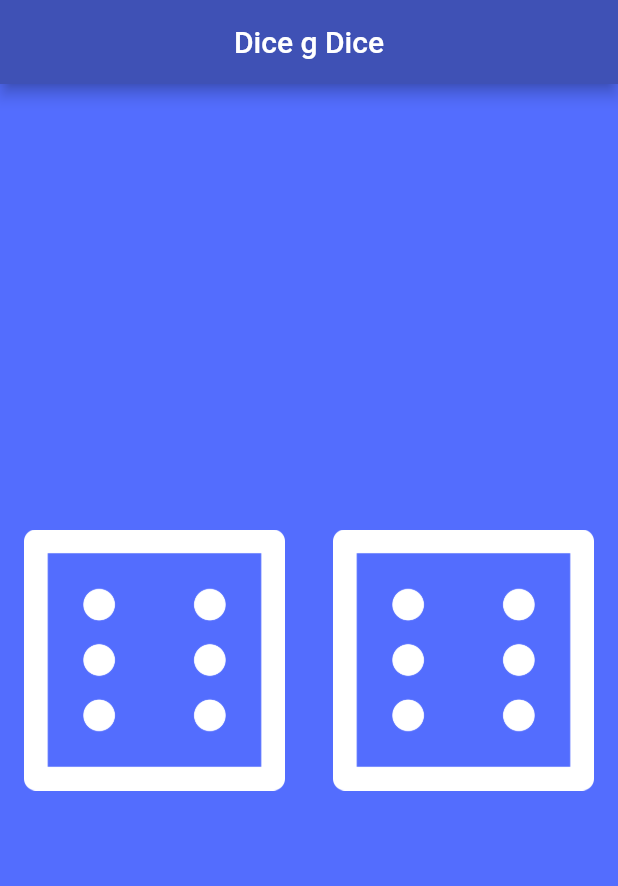
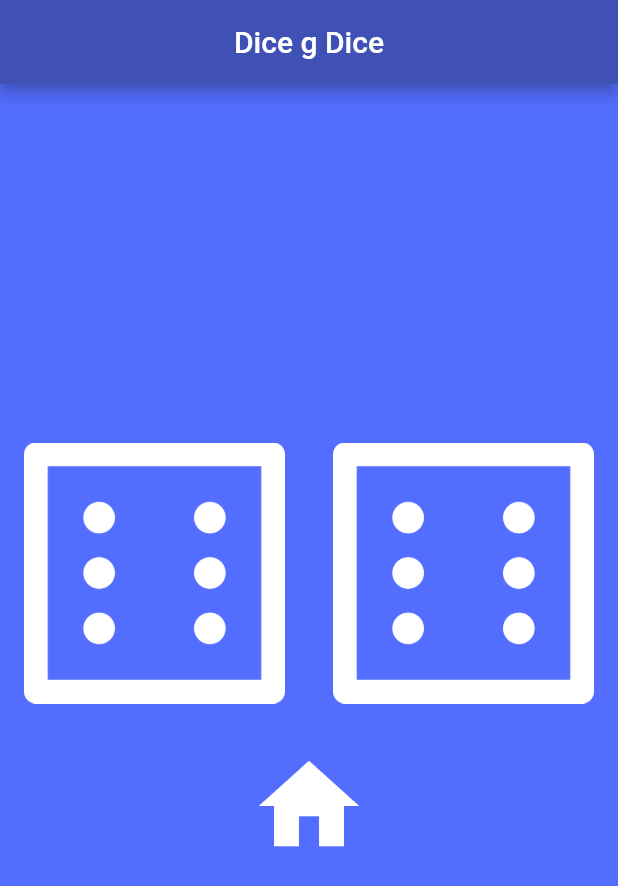
Before and after one commit to usmanhaider461/dice_sessional_app, a Flutter app: the screen it shows after launch, after a tap on "Simple", on a phone screen of 412 x 824 dp. Shown: the top 886 px of the screen. Run offline on Flutter 3.47's test engine with Material 2 defaults, Android fonts, the light colour scheme and no system bars.

Commit message:
Hard Level is add with back links

```diff
--- a/lib/simple.dart
+++ b/lib/simple.dart
@@ -32,7 +32,10 @@ class _DicePageState extends State<DicePage> {
   @override
   Widget build(BuildContext context) {
     return Center(
-      child: Row(
+      child: Column(
+        mainAxisAlignment: MainAxisAlignment.center,
+        children: [
+          Row(
             children: [
               Expanded(
                 child: FlatButton(
@@ -48,6 +51,25 @@ class _DicePageState extends State<DicePage> {
                     },
                     child: Image.asset('assets/dice$rightDiceNumber.png')),
               ),
+
+            ],
+          ),
+          Padding(
+            padding: const EdgeInsets.only(top:20.0),
+            child: IconButton(
+              icon: Icon(
+                Icons.home,
+                color: Colors.white,
+              ),
+              // Execute when pressed
+              onPressed: () {
+                // use the navigator to goto a named route
+                Navigator.of(context).pushNamed('/');
+              },
+              // Setting the size of icon
+              iconSize: 80.0,
+            ),
+          )
         ],
       ),
     );
--- a/lib/test.dart
+++ b/lib/test.dart
@@ -6,7 +6,7 @@ class SimpleGame extends StatelessWidget {
     return Scaffold(
       backgroundColor: Colors.indigoAccent,
       appBar: AppBar(
-        title: Center(child: Text('Dice g Dice')),
+        title: Center(child: Text('Hard Level')),
         backgroundColor: Colors.indigo,
       ),
       body: DicePage(),
```
Lines whose indentation alone changed are shown as unchanged.
